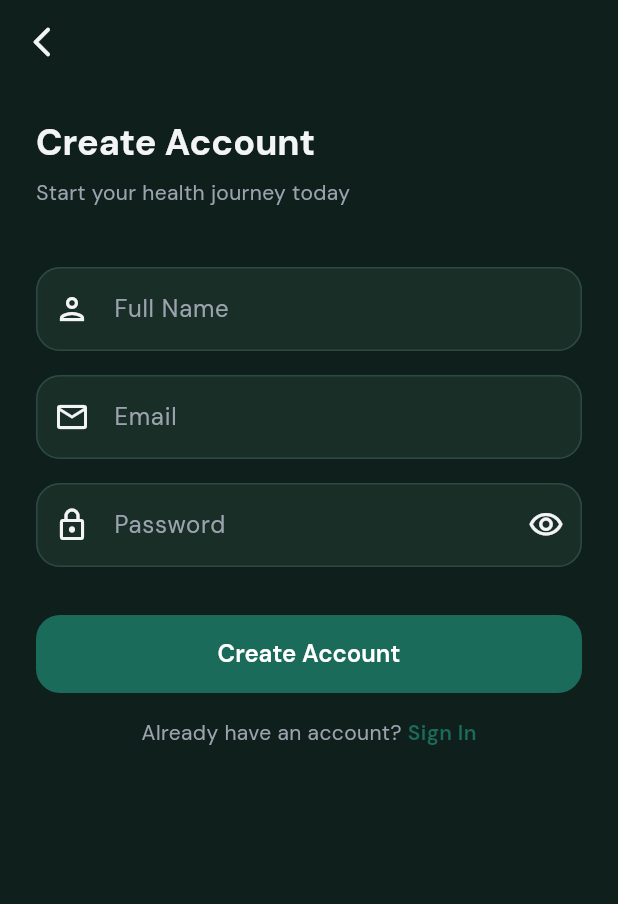
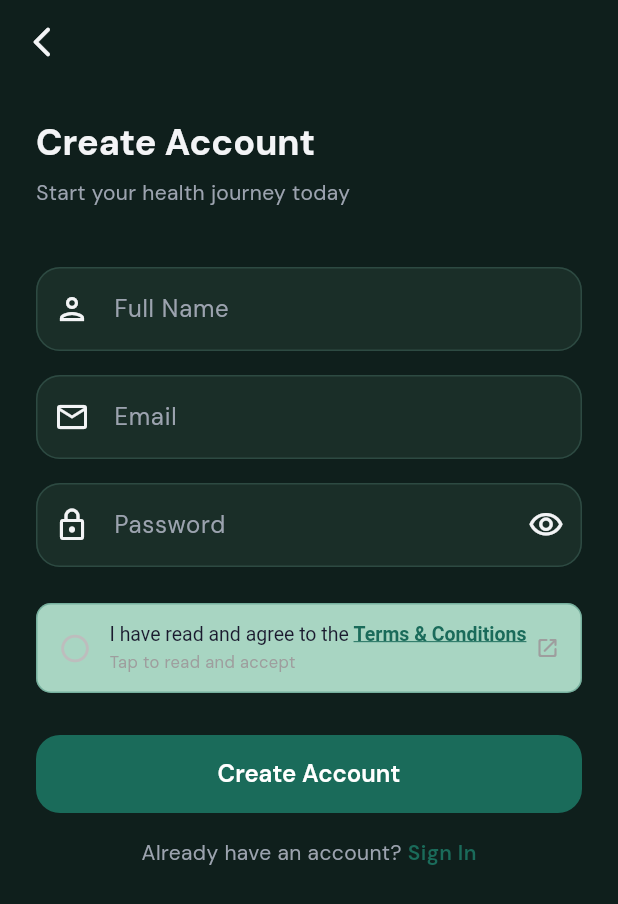
Before and after one commit to SG2407/Aarogyan_BE_Project_B11, a Flutter app: the SignUpScreen screen opened by its route, on a phone screen of 412 x 824 dp. Shown: the top 904 px of the screen. Run offline on Flutter 3.47's test engine with Material 3 defaults, Android fonts, the phone set to English and light mode, and no system bars; our stand-ins replace dio, file_picker, fl_chart, flutter_riverpod, flutter_secure_storage, go_router and 6 more; missing offline and left inert: vad; accounts and stored records are empty.

Commit message:
Terms And Conditions Added

```diff
--- a/lib/src/features/auth/data/auth_repository.dart
+++ b/lib/src/features/auth/data/auth_repository.dart
@@ -11,11 +11,13 @@ class AuthRepository {
     required String email,
     required String password,
     required String fullName,
+    required String termsSignature,
   }) async {
     final response = await _dio.post('/auth/signup', data: {
       'email': email,
       'password': password,
       'full_name': fullName,
+      'terms_signature': termsSignature,
     });
     final data = response.data as Map<String, dynamic>;
     await TokenStorage.saveToken(data['access_token'], data['user_id']);
--- a/lib/src/features/auth/presentation/screens/signup_screen.dart
+++ b/lib/src/features/auth/presentation/screens/signup_screen.dart
@@ -3,6 +3,7 @@ import 'package:flutter_riverpod/flutter_riverpod.dart';
 import 'package:go_router/go_router.dart';
 import '../../../../core/theme/app_theme.dart';
 import '../auth_notifier.dart';
+import '../widgets/terms_dialog.dart';
 
 class SignUpScreen extends ConsumerStatefulWidget {
   const SignUpScreen({super.key});
@@ -18,6 +19,10 @@ class _SignUpScreenState extends ConsumerState<SignUpScreen> {
   final _passCtrl = TextEditingController();
   bool _obscure = true;
 
+  // Terms state
+  bool _termsAccepted = false;
+  String? _termsSignature;
+
   @override
   void dispose() {
     _nameCtrl.dispose();
@@ -26,12 +31,32 @@ class _SignUpScreenState extends ConsumerState<SignUpScreen> {
     super.dispose();
   }
 
+  Future<void> _openTerms() async {
+    final signature = await showTermsDialog(context);
+    if (signature != null) {
+      setState(() {
+        _termsAccepted = true;
+        _termsSignature = signature;
+      });
+    }
+  }
+
   Future<void> _submit() async {
     if (!_formKey.currentState!.validate()) return;
+    if (!_termsAccepted || _termsSignature == null) {
+      ScaffoldMessenger.of(context).showSnackBar(
+        const SnackBar(
+          content: Text('Please read and accept the Terms & Conditions'),
+          backgroundColor: AppColors.error,
+        ),
+      );
+      return;
+    }
     await ref.read(authNotifierProvider.notifier).signUp(
           email: _emailCtrl.text.trim(),
           password: _passCtrl.text,
           fullName: _nameCtrl.text.trim(),
+          termsSignature: _termsSignature!,
         );
     final state = ref.read(authNotifierProvider).value;
     if (state?.error != null && mounted) {
@@ -114,12 +139,98 @@ class _SignUpScreenState extends ConsumerState<SignUpScreen> {
                     ),
                   ),
                   validator: (v) {
-                    if (v == null || v.length < 8)
+                    if (v == null || v.length < 8) {
                       return 'Password must be at least 8 characters';
+                    }
                     return null;
                   },
                 ),
-                const SizedBox(height: 32),
+                const SizedBox(height: 24),
+
+                // ── Terms & Conditions row ───────────────────────────────
+                InkWell(
+                  onTap: isLoading ? null : _openTerms,
+                  borderRadius: BorderRadius.circular(10),
+                  child: Container(
+                    padding: const EdgeInsets.symmetric(
+                        horizontal: 14, vertical: 12),
+                    decoration: BoxDecoration(
+                      border: Border.all(
+                        color: _termsAccepted
+                            ? AppColors.primary
+                            : AppColors.primary.withOpacity(0.35),
+                        width: _termsAccepted ? 1.5 : 1,
+                      ),
+                      borderRadius: BorderRadius.circular(10),
+                      color: _termsAccepted
+                          ? const Color(0xFF7BBFA6)
+                          : const Color(0xFFA8D5C2),
+                    ),
+                    child: Row(
+                      children: [
+                        Icon(
+                          _termsAccepted
+                              ? Icons.check_circle_rounded
+                              : Icons.radio_button_unchecked_rounded,
+                          color: _termsAccepted
+                              ? AppColors.primary
+                              : Colors.grey.shade400,
+                          size: 22,
+                        ),
+                        const SizedBox(width: 12),
+                        Expanded(
+                          child: Column(
+                            crossAxisAlignment: CrossAxisAlignment.start,
+                            children: [
+                              RichText(
+                                text: const TextSpan(
+                                  style: TextStyle(
+                                      fontSize: 13,
+                                      color: AppColors.textPrimary),
+                                  children: [
+                                    TextSpan(
+                                        text: 'I have read and agree to the '),
+                                    TextSpan(
+                                      text: 'Terms & Conditions',
+                                      style: TextStyle(
+                                        color: AppColors.primary,
+                                        fontWeight: FontWeight.w600,
+                                        decoration: TextDecoration.underline,
+                                      ),
+                                    ),
+                                  ],
+                                ),
+                              ),
+                              if (_termsAccepted &&
+                                  _termsSignature != null) ...[
+                                const SizedBox(height: 3),
+                                Text(
+                                  'Signed as: $_termsSignature',
+                                  style: const TextStyle(
+                                    fontSize: 11,
+                                    color: AppColors.primary,
+                                    fontStyle: FontStyle.italic,
+                                  ),
+                                ),
+                              ] else ...[
+                                const SizedBox(height: 3),
+                                const Text(
+                                  'Tap to read and accept',
+                                  style: TextStyle(
+                                      fontSize: 11, color: Colors.grey),
+                                ),
+                              ],
+                            ],
+                          ),
+                        ),
+                        const Icon(Icons.open_in_new_rounded,
+                            size: 16, color: Colors.grey),
+                      ],
+                    ),
+                  ),
+                ),
+
+                const SizedBox(height: 28),
                 ElevatedButton(
                   onPressed: isLoading ? null : _submit,
                   child: isLoading
```
Also changed, not shown: lib/src/features/auth/presentation/auth_notifier.dart (+6 -1 lines), lib/src/features/auth/presentation/widgets/terms_dialog.dart (added, +492 -0 lines), 2 other files.
